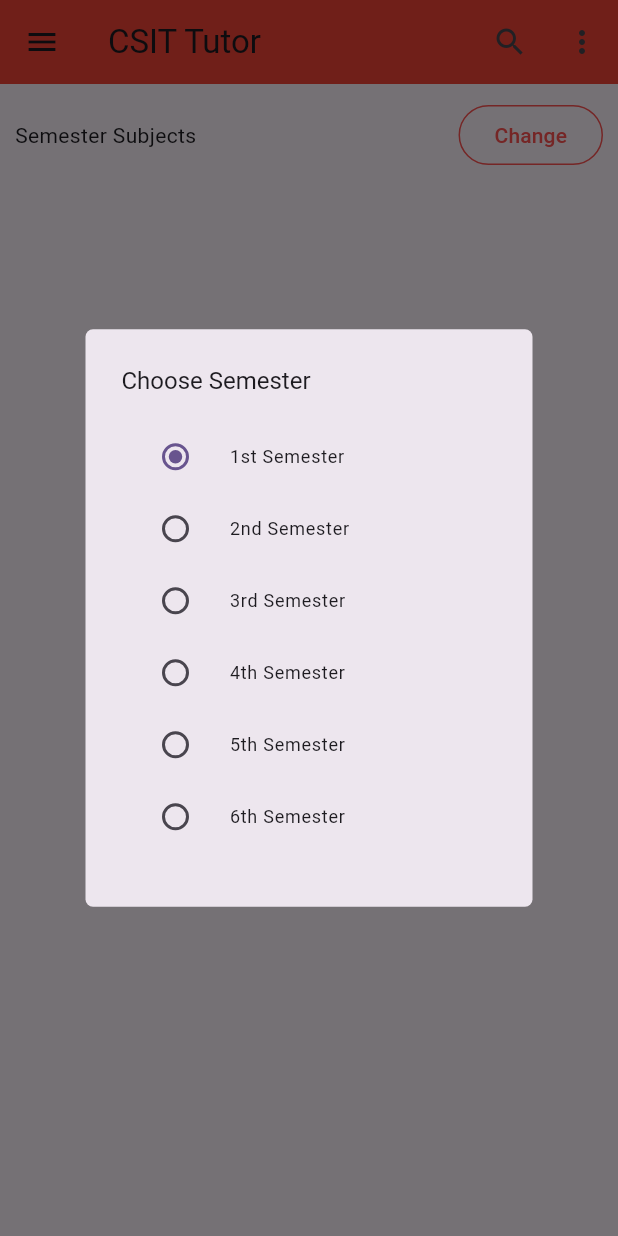
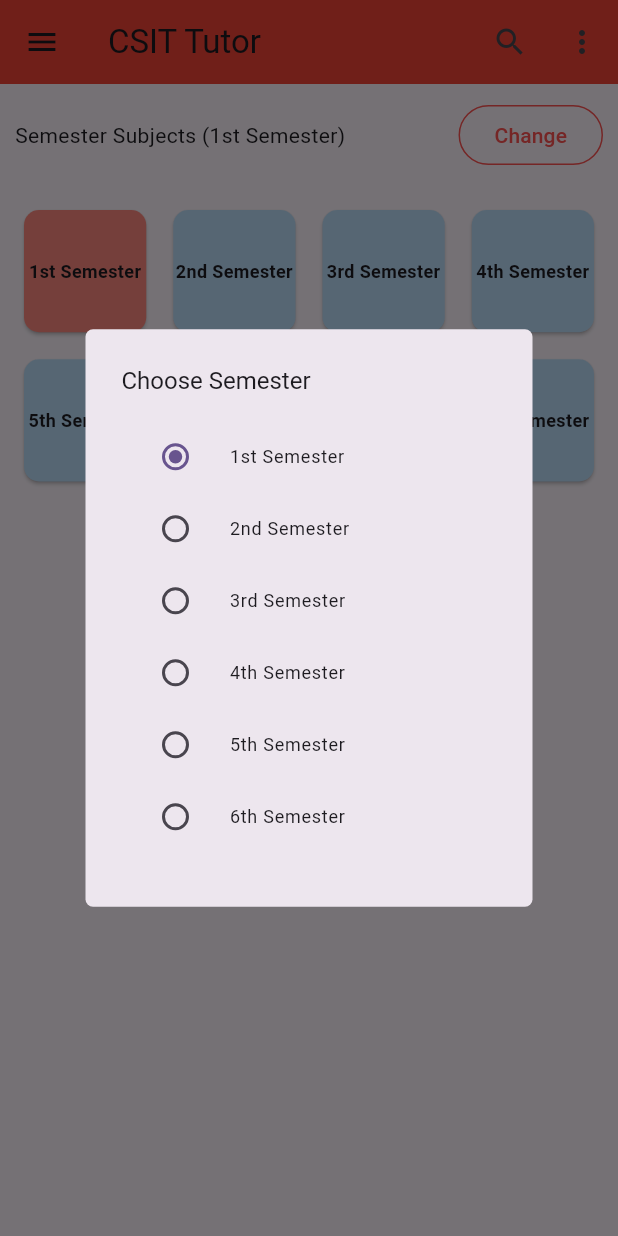
Before and after one commit to yamk1029/Csit-Tutor, a Flutter app: the screen it shows after launch, after a tap on "Change", on a phone screen of 412 x 824 dp. Run offline on Flutter 3.47's test engine with Material 3 defaults, Android fonts, the phone set to English and light mode, and no system bars.

Commit message:
gridview added

```diff
--- a/lib/home.dart
+++ b/lib/home.dart
@@ -1,5 +1,6 @@
 import 'package:flutter/material.dart';
-import 'package:intern/semesterdialog.dart';
+import 'package:intern/semesterdialog.dart'; // dialog file
+import 'package:intern/semslist.dart'; // semester list
 
 class Home extends StatefulWidget {
   const Home({super.key});
@@ -9,7 +10,7 @@ class Home extends StatefulWidget {
 }
 
 class _HomeState extends State<Home> {
-  String _selectedSemester = "1st Semester"; // this is semester state
+  String _selectedSemester = "1st Semester"; // default selected semester
 
   @override
   Widget build(BuildContext context) {
@@ -20,14 +21,12 @@ class _HomeState extends State<Home> {
         actions: [
           IconButton(onPressed: () {}, icon: const Icon(Icons.search)),
           PopupMenuButton(
-            itemBuilder: (context) {
-              return const [
-                PopupMenuItem(child: Text('About')),
-                PopupMenuItem(child: Text('Rate Us')),
-                PopupMenuItem(child: Text('Send Feedback')),
-                PopupMenuItem(child: Text('Terms of Service')),
-              ];
-            },
+            itemBuilder: (context) => const [
+              PopupMenuItem(child: Text('About')),
+              PopupMenuItem(child: Text('Rate Us')),
+              PopupMenuItem(child: Text('Send Feedback')),
+              PopupMenuItem(child: Text('Terms of Service')),
+            ],
           ),
         ],
       ),
@@ -77,7 +76,7 @@ class _HomeState extends State<Home> {
             padding: const EdgeInsets.all(10.0),
             child: Row(
               children: [
-                const Text('Semester Subjects'),
+                Text('Semester Subjects ($_selectedSemester)'),
                 const Spacer(),
                 OutlinedButton(
                   onPressed: () {
@@ -102,6 +101,53 @@ class _HomeState extends State<Home> {
               ],
             ),
           ),
+
+          // Use Expanded to allow GridView inside Column
+          Expanded(
+            child: Padding(
+              padding: const EdgeInsets.all(12.0),
+              child: GridView.count(
+                crossAxisCount: 4,
+                crossAxisSpacing: 10,
+                mainAxisSpacing: 10,
+                children: List.generate(semesters.length, (index) {
+                  final semester = semesters[index];
+                  return GestureDetector(
+                    onTap: () {
+                      setState(() {
+                        _selectedSemester = semester;
+                      });
+
+                      ScaffoldMessenger.of(context).showSnackBar(
+                        SnackBar(
+                          content: Text("Selected: $semester"),
+                          duration: Duration(milliseconds: 800),
+                        ),
+                      );
+                    },
+                    child: Card(
+                      color: semester == _selectedSemester
+                          ? Colors.redAccent.shade100
+                          : Colors.blue.shade100,
+                      shape: RoundedRectangleBorder(
+                        borderRadius: BorderRadius.circular(10),
+                      ),
+                      child: Center(
+                        child: Text(
+                          semester,
+                          style: const TextStyle(
+                            fontSize: 12,
+                            fontWeight: FontWeight.w600,
+                          ),
+                          textAlign: TextAlign.center,
+                        ),
+                      ),
+                    ),
+                  );
+                }),
+              ),
+            ),
+          ),
         ],
       ),
     );
--- a/lib/semesterdialog.dart
+++ b/lib/semesterdialog.dart
@@ -1,20 +1,11 @@
 import 'package:flutter/material.dart';
+import 'package:intern/semslist.dart';
 
 Future<void> showSemesterDialog({
   required BuildContext context,
   required String selectedSemester,
   required Function(String) onSelected,
 }) {
-  final semesters = [
-    "1st Semester",
-    "2nd Semester",
-    "3rd Semester",
-    "4th Semester",
-    "5th Semester",
-    "6th Semester",
-    "7th Semester",
-    "8th Semester",
-  ];
 
   return showDialog(
     context: context,
--- /dev/null
+++ b/lib/semslist.dart
@@ -0,0 +1,11 @@
+
+const List<String> semesters = [
+  "1st Semester",
+  "2nd Semester",
+  "3rd Semester",
+  "4th Semester",
+  "5th Semester",
+  "6th Semester",
+  "7th Semester",
+  "8th Semester",
+];
```
